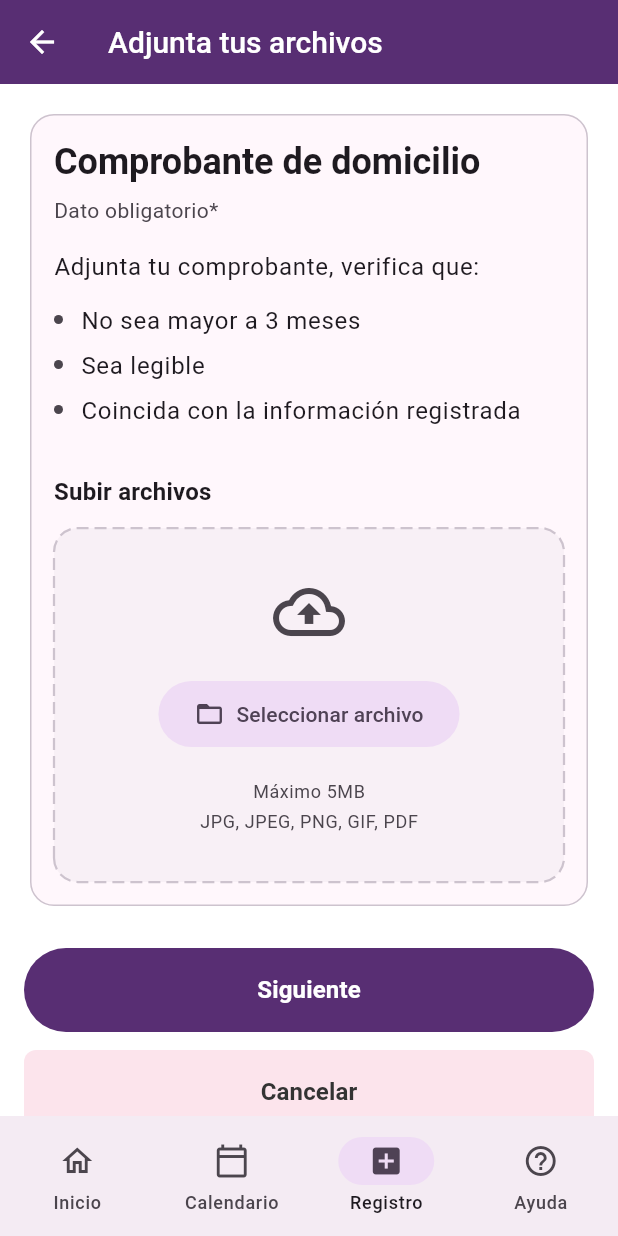
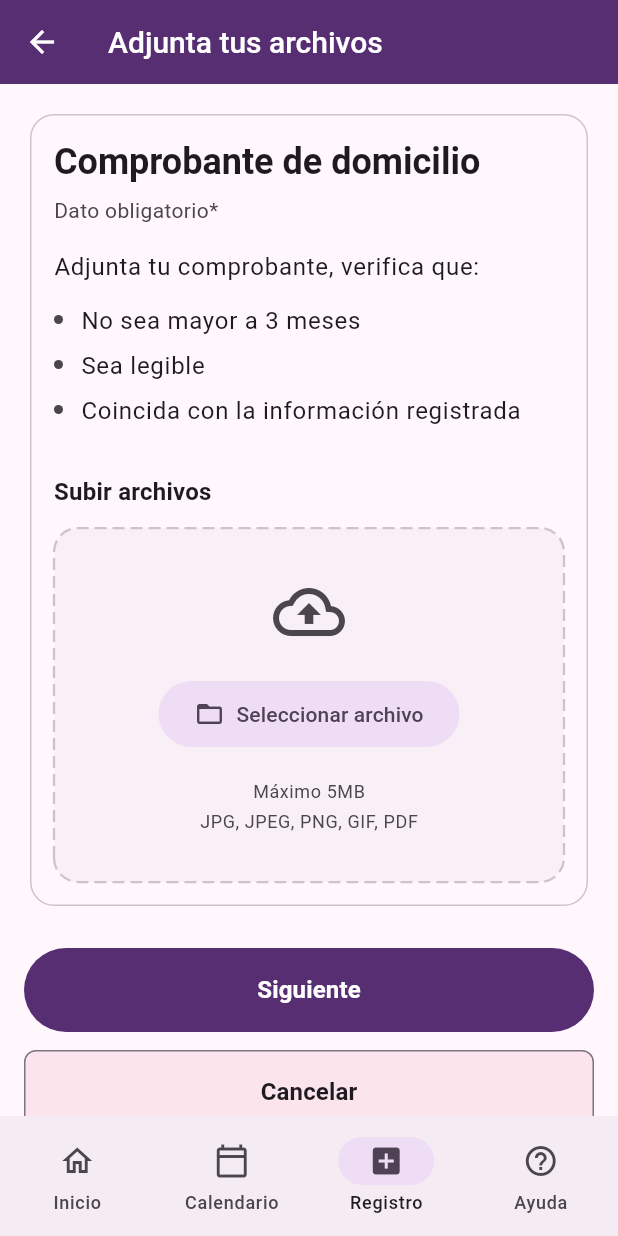
Before and after one commit to forozco/forozco-flutter-uploader-component, a Flutter app: the screen it shows after launch, on a phone screen of 412 x 824 dp. Run offline on Flutter 3.47's test engine with Material 3 defaults, Android fonts, the light colour scheme and no system bars; our stand-ins replace file_picker.

Commit message:
fix: improve Android dark mode for AppBar and buttons
- AppBar uses surfaceContainer in dark mode for better contrast
- Buttons now have explicit colors for visibility in both themes
- OutlinedButton has visible border in dark mode

```diff
--- a/lib/screens/adjunta_archivos_screen.dart
+++ b/lib/screens/adjunta_archivos_screen.dart
@@ -167,12 +167,14 @@ class _AdjuntaArchivosScreenState extends State<AdjuntaArchivosScreen> {
   // ==================== Android Native UI ====================
   Widget _buildAndroidScreen() {
     final colorScheme = Theme.of(context).colorScheme;
+    final isDark = Theme.of(context).brightness == Brightness.dark;
 
     return Scaffold(
-      backgroundColor: colorScheme.surfaceContainerLowest,
+      backgroundColor: colorScheme.surface,
       appBar: AppBar(
-        backgroundColor: colorScheme.primary,
-        foregroundColor: colorScheme.onPrimary,
+        // En dark mode usar surface con elevación, en light mode el primary
+        backgroundColor: isDark ? colorScheme.surfaceContainer : colorScheme.primary,
+        foregroundColor: isDark ? colorScheme.onSurface : colorScheme.onPrimary,
         leading: IconButton(
           icon: const Icon(Icons.arrow_back),
           onPressed: () {
@@ -180,14 +182,15 @@ class _AdjuntaArchivosScreenState extends State<AdjuntaArchivosScreen> {
             Navigator.of(context).maybePop();
           },
         ),
-        title: const Text(
+        title: Text(
           'Adjunta tus archivos',
           style: TextStyle(
             fontSize: 20,
             fontWeight: FontWeight.w500,
+            color: isDark ? colorScheme.onSurface : colorScheme.onPrimary,
           ),
         ),
-        elevation: 0,
+        elevation: isDark ? 0 : 0,
         scrolledUnderElevation: 2,
       ),
       body: SafeArea(
@@ -232,6 +235,10 @@ class _AdjuntaArchivosScreenState extends State<AdjuntaArchivosScreen> {
                       height: 56,
                       child: FilledButton(
                         onPressed: _handleSiguiente,
+                        style: FilledButton.styleFrom(
+                          backgroundColor: colorScheme.primary,
+                          foregroundColor: colorScheme.onPrimary,
+                        ),
                         child: const Text(
                           'Siguiente',
                           style: TextStyle(
@@ -248,6 +255,13 @@ class _AdjuntaArchivosScreenState extends State<AdjuntaArchivosScreen> {
                       height: 56,
                       child: OutlinedButton(
                         onPressed: _handleCancela,
+                        style: OutlinedButton.styleFrom(
+                          foregroundColor: colorScheme.onSurface,
+                          side: BorderSide(
+                            color: colorScheme.outline,
+                            width: 1,
+                          ),
+                        ),
                         child: const Text(
                           'Cancelar',
                           style: TextStyle(
```
